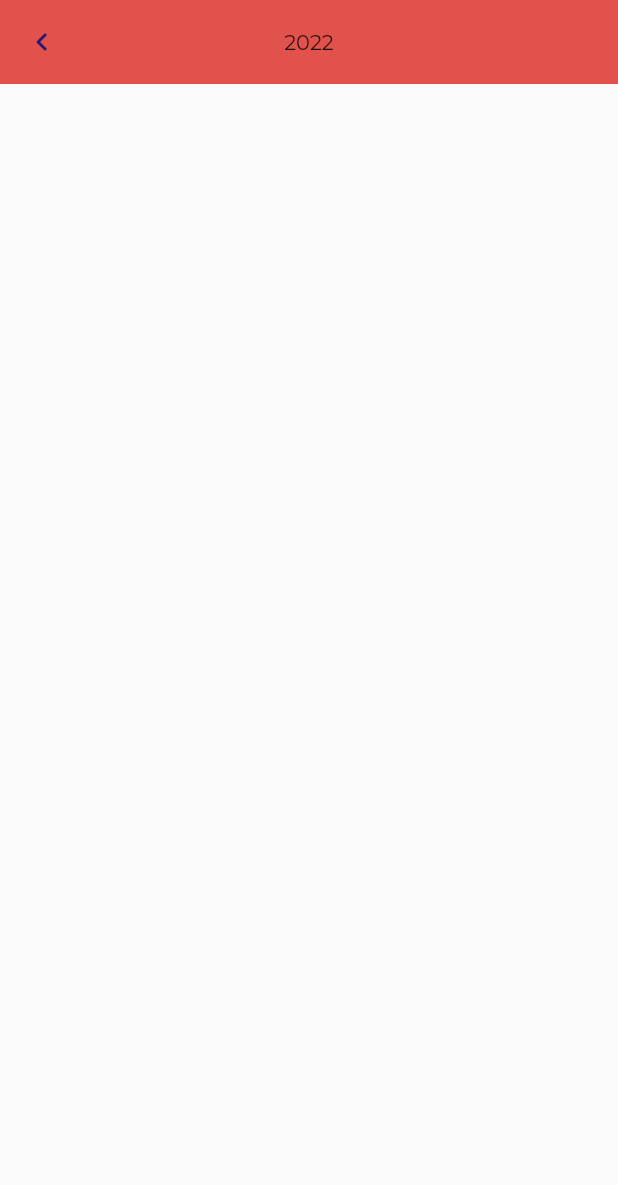
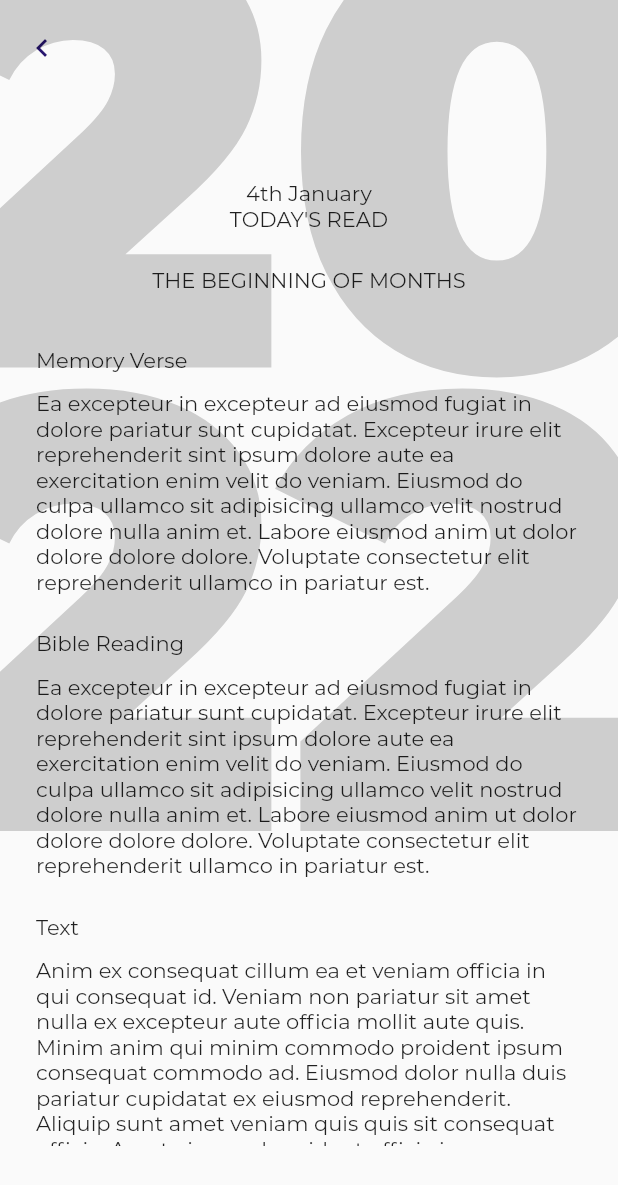
Before and after one commit to Oluwaferanmi-Michael/Open-Heavens, a Flutter app: the Devotional screen opened by its route, on a phone screen of 412 x 824 dp. Shown: the top 1185 px of the screen. Run offline on Flutter 3.47's test engine with Material 2 defaults, Android fonts, the phone set to English and light mode, and no system bars; statements that could not run were skipped; project files that could hold a hidden picture were left out.

Commit message:
Devotional Screen done

```diff
--- a/open_heavens/lib/Screens/Bible/bible.dart
+++ b/open_heavens/lib/Screens/Bible/bible.dart
@@ -17,7 +17,7 @@ class _BibleState extends State<Bible> {
       appBar: AppBar(
         backgroundColor: transparent,
         elevation: 0,
-        leading: IconButton(icon: const Icon(Icons.chevron_left), onPressed: Navigator.of(context).pop,),
+        leading: IconButton(icon: const Icon(Icons.menu), onPressed: Navigator.of(context).pop,),
         title: Text('Bible', style: headline6(context),),
       ),
 
--- a/open_heavens/lib/Screens/Devotional/devotionalScreen.dart
+++ b/open_heavens/lib/Screens/Devotional/devotionalScreen.dart
@@ -1,3 +1,4 @@
+import 'package:flutter/cupertino.dart';
 import 'package:flutter/material.dart';
 import 'package:open_heavens/util/constants.dart';
 
@@ -13,19 +14,118 @@ class _DevotionalState extends State<Devotional> {
   Widget build(BuildContext context) {
     return Scaffold(
       body: SafeArea(
-        child: CustomScrollView(
-          slivers: [
-            SliverAppBar(
-              flexibleSpace: FlexibleSpaceBar(
-                background: Center(child: Expanded(child: Text('2022', maxLines: 2, style: headline1(context)))),
+        child: Stack(
+          alignment: Alignment.center,
+          children: [
+            Positioned(
+              top: 0,
+              left: 0,
+              child: Container(
+                padding: const EdgeInsets.symmetric(horizontal: 4, vertical: 8),
+                child:  IconButton( onPressed:() => Navigator.pop(context), icon: const Icon(Icons.chevron_left),),
               ),
-              leading: IconButton(onPressed: Navigator.of(context).pop, icon: const Icon(Icons.chevron_left)),
-              backgroundColor: red,
+            ),
 
+            Positioned(
+              top: 0,
+              child: Opacity(
+                opacity: .2,
+                child: Text(
+                  '20\n22',
+                  maxLines: 2,
+                  style: TextStyle(
+                    height: .75,
+                    fontWeight: FontWeight.w900,
+                    fontSize: text(1, context)
+                  ),
+                ),
+              ),
             ),
+
+            Container(
+              height: height(1, context),
+              margin: const EdgeInsets.only(top: 120),
+              child: Column(
+                crossAxisAlignment: CrossAxisAlignment.center,
+                children: [
+                  Text('4th January', style: headline5(context),),
+                  Text('TODAY\'S READ', style: subtitle1(context),),
+
+                  const SizedBox(height: 24,),
+
+                  Text(
+                    'THE BEGINNING OF MONTHS',
+                    style: headline6(context),
+                  ),
+
+                  const SizedBox(
+                    height: 12,
+                  ),
+
+                  Padding(
+                    padding: const EdgeInsets.all(24.0),
+                    child: SizedBox(
+                      height: height(1, context) - 291,
+                      child: ListView(
+                        children: [
+                           Column(
+                             crossAxisAlignment: CrossAxisAlignment.start,
+                             children: [
+                               Text(
+                                'Memory Verse',
+                                style: subtitle1(context),
+                          ),
+                          const SizedBox(
+                                height: 12,
+                          ),
+                          Text(
+                                'Ea excepteur in excepteur ad eiusmod fugiat in dolore pariatur sunt cupidatat. Excepteur irure elit reprehenderit sint ipsum dolore aute ea exercitation enim velit do veniam. Eiusmod do culpa ullamco sit adipisicing ullamco velit nostrud dolore nulla anim et. Labore eiusmod anim ut dolor dolore dolore dolore. Voluptate consectetur elit reprehenderit ullamco in pariatur est.',
+                                style: bodyText2(context),
+                          ),
+                             ],
+                           ),
+
+                          const SizedBox(
+                            height: 24,
+                          ),
+
+                          Text(
+                            'Bible Reading',
+                            style: subtitle1(context),
+                          ),
+                          const SizedBox(
+                            height: 12,
+                          ),
+                          Text(
+                            'Ea excepteur in excepteur ad eiusmod fugiat in dolore pariatur sunt cupidatat. Excepteur irure elit reprehenderit sint ipsum dolore aute ea exercitation enim velit do veniam. Eiusmod do culpa ullamco sit adipisicing ullamco velit nostrud dolore nulla anim et. Labore eiusmod anim ut dolor dolore dolore dolore. Voluptate consectetur elit reprehenderit ullamco in pariatur est.',
+                            style: bodyText2(context),
+                          ),
+
+                          const SizedBox(
+                            height: 24,
+                          ),
+
+                          Text(
+                            'Text',
+                            style: subtitle1(context),
+                          ),
+                          const SizedBox(
+                            height: 12,
+                          ),
+                          Text(
+                            'Anim ex consequat cillum ea et veniam officia in qui consequat id. Veniam non pariatur sit amet nulla ex excepteur aute officia mollit aute quis. Minim anim qui minim commodo proident ipsum consequat commodo ad. Eiusmod dolor nulla duis pariatur cupidatat ex eiusmod reprehenderit.\nAliquip sunt amet veniam quis quis sit consequat officia. Amet eiusmod proident officia irure incididunt enim mollit eu ea sit minim laborum dolore. Est eu minim occaecat anim mollit deserunt nulla aute amet amet duis. Consequat deserunt exercitation enim id.\nVelit eu velit est dolore duis reprehenderit irure culpa labore anim. Id cupidatat veniam aliqua id minim pariatur eu commodo laborum velit\nVelit commodo ipsum occaecat incididunt exercitation voluptate. Irure velit laboris ipsum voluptate occaecat incididunt ullamco enim quis qui. Nisi sit consequat labore eu. Adipisicing cillum quis esse culpa officia aute deserunt ipsum dolor amet consectetur aute.Culpa est culpa amet do sit duis. Sunt ipsum et sit adipisicing ullamco. Sunt ut esse eiusmod et ut consequat adipisicing proident exercitation mollit nisi aliqua reprehenderit fugiat. Fugiat reprehenderit consequat labore exercitation quis dolor cillum cillum elit occaecat.',
+                            style: bodyText2(context),
+                          ),
+                        ],
+                      ),
+                    ),
+                  )
+                ],
+              ),
+            )
           ],
         ),
-      )
+      ),
     );
   }
 }
--- a/open_heavens/lib/main.dart
+++ b/open_heavens/lib/main.dart
@@ -15,6 +15,7 @@ class MyApp extends StatelessWidget {
   Widget build(BuildContext context) {
     return MaterialApp(
       title: 'Flutter Demo',
+    debugShowCheckedModeBanner: false,
       theme: ThemeData(
 
         textTheme: const TextTheme(
@@ -34,13 +35,13 @@ class MyApp extends StatelessWidget {
           headline5:
               TextStyle(
               fontFamily: 'Montserrat',
-              fontSize: 24, fontWeight: FontWeight.w400),
+              fontSize: 24, fontWeight: FontWeight.bold),
           headline6: TextStyle(
               fontFamily: 'Montserrat',
               fontSize: 20, fontWeight: FontWeight.bold, letterSpacing: 0.15),
           subtitle1: TextStyle(
               fontFamily: 'Montserrat',
-              fontSize: 16, fontWeight: FontWeight.w400, letterSpacing: 0.15),
+              fontSize: 16, fontWeight: FontWeight.bold, letterSpacing: 0.15),
           subtitle2: TextStyle(
               fontFamily: 'Montserrat',
               fontSize: 14, fontWeight: FontWeight.w500, letterSpacing: 0.1),
```
